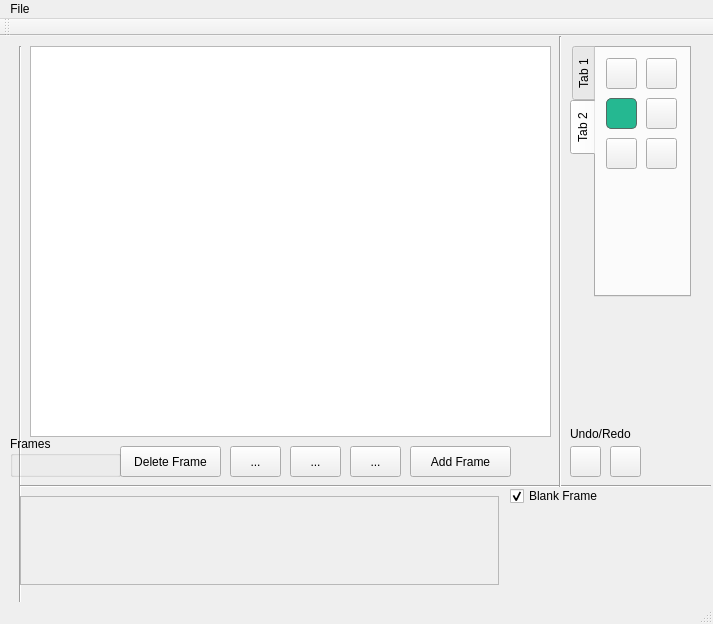
Above: Sprite_Editor_Extreme/mainwindow.ui from jokthefoo/Sprite-Editor before the change. Below: the same form after it.
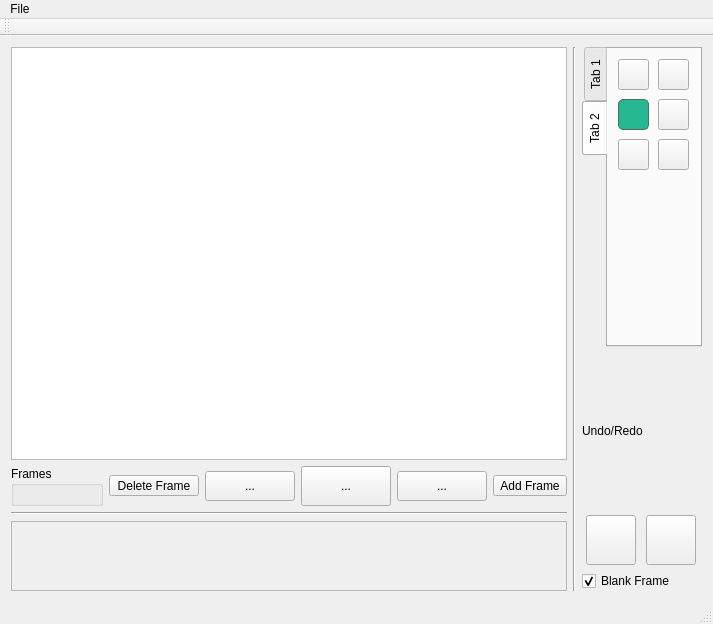
That is the form after the change. Custom widgets are drawn as their Qt base class.

Commit message: Layouts working, still need fine tuning

Patch:
```diff
--- a/Sprite_Editor_Extreme/mainwindow.ui
+++ b/Sprite_Editor_Extreme/mainwindow.ui
@@ -20,139 +20,178 @@
    <string>Sprite Editor eXtreme</string>
   </property>
   <widget class="QWidget" name="centralWidget">
-   <widget class="QGraphicsView" name="graphicsView">
-    <property name="geometry">
-     <rect>
-      <x>30</x>
-      <y>10</y>
-      <width>521</width>
-      <height>391</height>
-     </rect>
-    </property>
-   </widget>
-   <widget class="Line" name="line">
-    <property name="geometry">
-     <rect>
-      <x>10</x>
-      <y>10</y>
-      <width>20</width>
-      <height>651</height>
-     </rect>
-    </property>
-    <property name="orientation">
-     <enum>Qt::Vertical</enum>
-    </property>
-   </widget>
-   <widget class="Line" name="line_2">
-    <property name="geometry">
-     <rect>
-      <x>20</x>
-      <y>440</y>
-      <width>691</width>
-      <height>20</height>
-     </rect>
-    </property>
-    <property name="orientation">
-     <enum>Qt::Horizontal</enum>
-    </property>
-   </widget>
-   <widget class="Line" name="line_3">
-    <property name="geometry">
-     <rect>
-      <x>550</x>
-      <y>0</y>
-      <width>20</width>
-      <height>451</height>
-     </rect>
-    </property>
-    <property name="orientation">
-     <enum>Qt::Vertical</enum>
-    </property>
-   </widget>
-   <widget class="QToolButton" name="add_frame_button">
-    <property name="geometry">
-     <rect>
-      <x>410</x>
-      <y>410</y>
-      <width>101</width>
-      <height>31</height>
-     </rect>
-    </property>
+   <layout class="QHBoxLayout" name="horizontalLayout_3">
+    <item>
+     <layout class="QVBoxLayout" name="verticalLayout" stretch="1,0,0,0">
+      <item>
+       <widget class="QGraphicsView" name="graphicsView"/>
+      </item>
+      <item>
+       <layout class="QHBoxLayout" name="horizontalLayout">
+        <item>
+         <widget class="QGroupBox" name="framesBox">
     <property name="sizePolicy">
      <sizepolicy hsizetype="Expanding" vsizetype="Expanding">
       <horstretch>0</horstretch>
       <verstretch>0</verstretch>
      </sizepolicy>
     </property>
+          <property name="title">
+           <string>Frames</string>
+          </property>
+         </widget>
+        </item>
+        <item>
+         <widget class="QToolButton" name="delete_Frame_Button">
+          <property name="minimumSize">
+           <size>
+            <width>90</width>
+            <height>20</height>
+           </size>
+          </property>
     <property name="text">
-     <string>Add Frame</string>
-    </property>
-   </widget>
+           <string>Delete Frame</string>
+          </property>
+         </widget>
+        </item>
+        <item>
    <widget class="QToolButton" name="previous_frame_button">
-    <property name="geometry">
-     <rect>
-      <x>230</x>
-      <y>410</y>
-      <width>51</width>
-      <height>31</height>
-     </rect>
-    </property>
     <property name="sizePolicy">
-     <sizepolicy hsizetype="Expanding" vsizetype="Expanding">
+           <sizepolicy hsizetype="Fixed" vsizetype="Fixed">
       <horstretch>0</horstretch>
       <verstretch>0</verstretch>
      </sizepolicy>
     </property>
+          <property name="minimumSize">
+           <size>
+            <width>90</width>
+            <height>30</height>
+           </size>
+          </property>
     <property name="text">
      <string>...</string>
     </property>
    </widget>
+        </item>
+        <item>
    <widget class="QToolButton" name="play_button">
-    <property name="geometry">
-     <rect>
-      <x>290</x>
-      <y>410</y>
-      <width>51</width>
-      <height>31</height>
-     </rect>
-    </property>
     <property name="sizePolicy">
-     <sizepolicy hsizetype="Expanding" vsizetype="Expanding">
+           <sizepolicy hsizetype="Fixed" vsizetype="Fixed">
       <horstretch>0</horstretch>
       <verstretch>0</verstretch>
      </sizepolicy>
     </property>
+          <property name="minimumSize">
+           <size>
+            <width>90</width>
+            <height>40</height>
+           </size>
+          </property>
     <property name="text">
      <string>...</string>
     </property>
    </widget>
+        </item>
+        <item>
    <widget class="QToolButton" name="next_frame_button">
-    <property name="geometry">
-     <rect>
-      <x>350</x>
-      <y>410</y>
-      <width>51</width>
-      <height>31</height>
-     </rect>
-    </property>
     <property name="sizePolicy">
-     <sizepolicy hsizetype="Expanding" vsizetype="Expanding">
+           <sizepolicy hsizetype="Fixed" vsizetype="Fixed">
       <horstretch>0</horstretch>
       <verstretch>0</verstretch>
      </sizepolicy>
     </property>
+          <property name="minimumSize">
+           <size>
+            <width>90</width>
+            <height>30</height>
+           </size>
+          </property>
     <property name="text">
      <string>...</string>
     </property>
    </widget>
+        </item>
+        <item>
+         <widget class="QToolButton" name="add_frame_button">
+          <property name="sizePolicy">
+           <sizepolicy hsizetype="Fixed" vsizetype="Fixed">
+            <horstretch>90</horstretch>
+            <verstretch>20</verstretch>
+           </sizepolicy>
+          </property>
+          <property name="text">
+           <string>Add Frame</string>
+          </property>
+         </widget>
+        </item>
+       </layout>
+      </item>
+      <item>
+       <widget class="Line" name="line_2">
+        <property name="orientation">
+         <enum>Qt::Horizontal</enum>
+        </property>
+       </widget>
+      </item>
+      <item>
+       <widget class="QScrollArea" name="scrollArea">
+        <property name="verticalScrollBarPolicy">
+         <enum>Qt::ScrollBarAlwaysOff</enum>
+        </property>
+        <property name="widgetResizable">
+         <bool>true</bool>
+        </property>
+        <widget class="QWidget" name="scrollAreaWidgetContents_2">
+         <property name="geometry">
+          <rect>
+           <x>0</x>
+           <y>0</y>
+           <width>554</width>
+           <height>68</height>
+          </rect>
+         </property>
+         <widget class="QWidget" name="horizontalLayoutWidget">
+          <property name="geometry">
+           <rect>
+            <x>0</x>
+            <y>0</y>
+            <width>481</width>
+            <height>101</height>
+           </rect>
+          </property>
+          <layout class="QHBoxLayout" name="framesLayout">
+           <property name="sizeConstraint">
+            <enum>QLayout::SetFixedSize</enum>
+           </property>
+          </layout>
+         </widget>
+        </widget>
+       </widget>
+      </item>
+     </layout>
+    </item>
+    <item>
+     <widget class="Line" name="line_3">
+      <property name="orientation">
+       <enum>Qt::Vertical</enum>
+      </property>
+     </widget>
+    </item>
+    <item>
+     <layout class="QVBoxLayout" name="verticalLayout_2" stretch="0,0,0,0">
+      <item>
    <widget class="QTabWidget" name="tabWidget">
-    <property name="geometry">
-     <rect>
-      <x>570</x>
-      <y>10</y>
-      <width>121</width>
-      <height>251</height>
-     </rect>
+        <property name="sizePolicy">
+         <sizepolicy hsizetype="Fixed" vsizetype="Fixed">
+          <horstretch>0</horstretch>
+          <verstretch>0</verstretch>
+         </sizepolicy>
+        </property>
+        <property name="minimumSize">
+         <size>
+          <width>120</width>
+          <height>300</height>
+         </size>
     </property>
     <property name="tabPosition">
      <enum>QTabWidget::West</enum>
@@ -463,107 +502,67 @@
      </widget>
     </widget>
    </widget>
-   <widget class="QToolButton" name="delete_Frame_Button">
-    <property name="geometry">
-     <rect>
-      <x>120</x>
-      <y>410</y>
-      <width>101</width>
-      <height>31</height>
-     </rect>
-    </property>
-    <property name="text">
-     <string>Delete Frame</string>
-    </property>
-   </widget>
-   <widget class="QGroupBox" name="framesBox">
-    <property name="geometry">
-     <rect>
-      <x>10</x>
-      <y>400</y>
-      <width>111</width>
-      <height>41</height>
-     </rect>
-    </property>
-    <property name="sizePolicy">
-     <sizepolicy hsizetype="Expanding" vsizetype="Expanding">
-      <horstretch>0</horstretch>
-      <verstretch>0</verstretch>
-     </sizepolicy>
-    </property>
-    <property name="title">
-     <string>Frames</string>
-    </property>
-   </widget>
-   <widget class="QToolButton" name="redo_button">
-    <property name="geometry">
-     <rect>
-      <x>610</x>
-      <y>410</y>
-      <width>31</width>
-      <height>31</height>
-     </rect>
-    </property>
-    <property name="sizePolicy">
-     <sizepolicy hsizetype="Expanding" vsizetype="Expanding">
-      <horstretch>0</horstretch>
-      <verstretch>0</verstretch>
-     </sizepolicy>
-    </property>
-    <property name="autoFillBackground">
-     <bool>false</bool>
-    </property>
-    <property name="text">
-     <string/>
-    </property>
-   </widget>
-   <widget class="QToolButton" name="undo_button">
-    <property name="geometry">
-     <rect>
-      <x>570</x>
-      <y>410</y>
-      <width>31</width>
-      <height>31</height>
-     </rect>
-    </property>
-    <property name="sizePolicy">
-     <sizepolicy hsizetype="Expanding" vsizetype="Expanding">
-      <horstretch>0</horstretch>
-      <verstretch>0</verstretch>
-     </sizepolicy>
-    </property>
-    <property name="autoFillBackground">
-     <bool>false</bool>
-    </property>
-    <property name="text">
-     <string/>
-    </property>
-   </widget>
+      </item>
+      <item>
    <widget class="QLabel" name="label_2">
-    <property name="geometry">
-     <rect>
-      <x>570</x>
-      <y>390</y>
-      <width>71</width>
-      <height>16</height>
-     </rect>
-    </property>
     <property name="text">
      <string>Undo/Redo</string>
     </property>
    </widget>
+      </item>
+      <item>
+       <layout class="QHBoxLayout" name="horizontalLayout_2">
+        <item>
+         <widget class="QToolButton" name="undo_button">
+          <property name="sizePolicy">
+           <sizepolicy hsizetype="Fixed" vsizetype="Fixed">
+            <horstretch>0</horstretch>
+            <verstretch>0</verstretch>
+           </sizepolicy>
+          </property>
+          <property name="minimumSize">
+           <size>
+            <width>50</width>
+            <height>50</height>
+           </size>
+          </property>
+          <property name="autoFillBackground">
+           <bool>false</bool>
+          </property>
+          <property name="text">
+           <string/>
+          </property>
+         </widget>
+        </item>
+        <item>
+         <widget class="QToolButton" name="redo_button">
+          <property name="sizePolicy">
+           <sizepolicy hsizetype="Fixed" vsizetype="Fixed">
+            <horstretch>0</horstretch>
+            <verstretch>0</verstretch>
+           </sizepolicy>
+          </property>
+          <property name="minimumSize">
+           <size>
+            <width>50</width>
+            <height>50</height>
+           </size>
+          </property>
+          <property name="autoFillBackground">
+           <bool>false</bool>
+          </property>
+          <property name="text">
+           <string/>
+          </property>
+         </widget>
+        </item>
+       </layout>
+      </item>
+      <item>
    <widget class="QCheckBox" name="carryOverBox">
     <property name="enabled">
      <bool>true</bool>
     </property>
-    <property name="geometry">
-     <rect>
-      <x>510</x>
-      <y>450</y>
-      <width>101</width>
-      <height>20</height>
-     </rect>
-    </property>
     <property name="text">
      <string>Blank Frame</string>
     </property>
@@ -571,47 +570,10 @@
      <bool>true</bool>
     </property>
    </widget>
-   <widget class="QScrollArea" name="scrollArea">
-    <property name="geometry">
-     <rect>
-      <x>20</x>
-      <y>460</y>
-      <width>479</width>
-      <height>89</height>
-     </rect>
-    </property>
-    <property name="verticalScrollBarPolicy">
-     <enum>Qt::ScrollBarAlwaysOff</enum>
-    </property>
-    <property name="widgetResizable">
-     <bool>true</bool>
-    </property>
-    <widget class="QWidget" name="scrollAreaWidgetContents_2">
-     <property name="geometry">
-      <rect>
-       <x>0</x>
-       <y>0</y>
-       <width>477</width>
-       <height>87</height>
-      </rect>
-     </property>
-     <widget class="QWidget" name="horizontalLayoutWidget">
-      <property name="geometry">
-       <rect>
-        <x>0</x>
-        <y>0</y>
-        <width>481</width>
-        <height>101</height>
-       </rect>
-      </property>
-      <layout class="QHBoxLayout" name="framesLayout">
-       <property name="sizeConstraint">
-        <enum>QLayout::SetFixedSize</enum>
-       </property>
-      </layout>
-     </widget>
-    </widget>
-   </widget>
+      </item>
+     </layout>
+    </item>
+   </layout>
   </widget>
   <widget class="QMenuBar" name="menuBar">
    <property name="geometry">
```
Left out of the diff: 2 changed lines with no effect on the pictures. Lines whose indentation alone changed are shown as unchanged.
